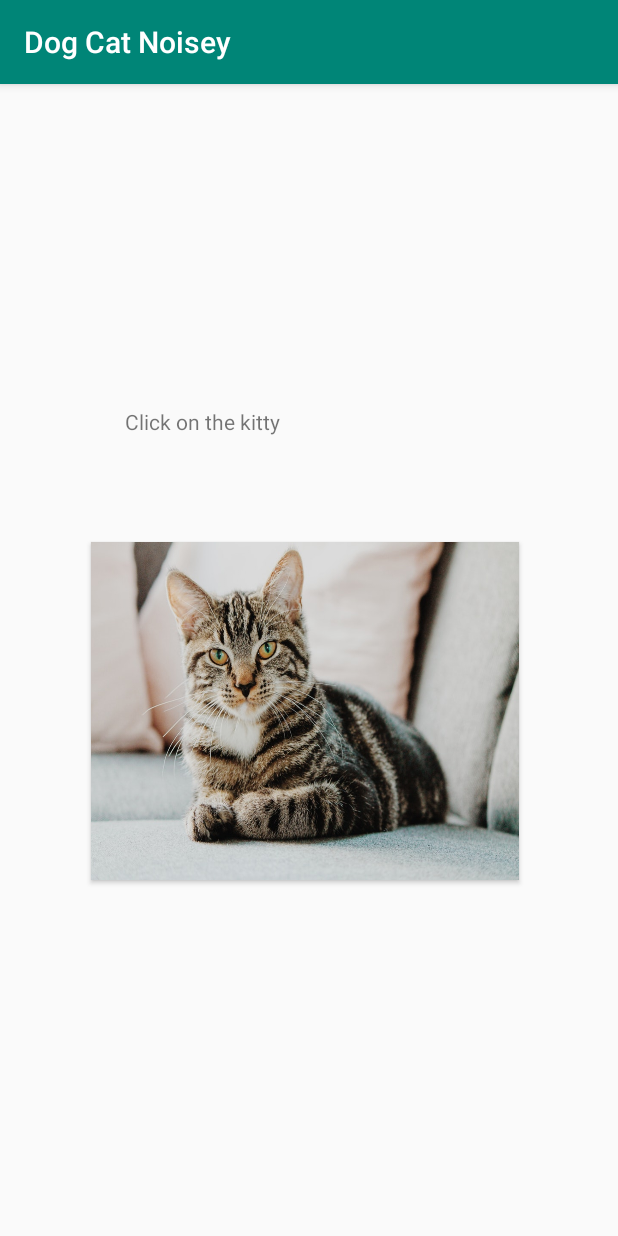
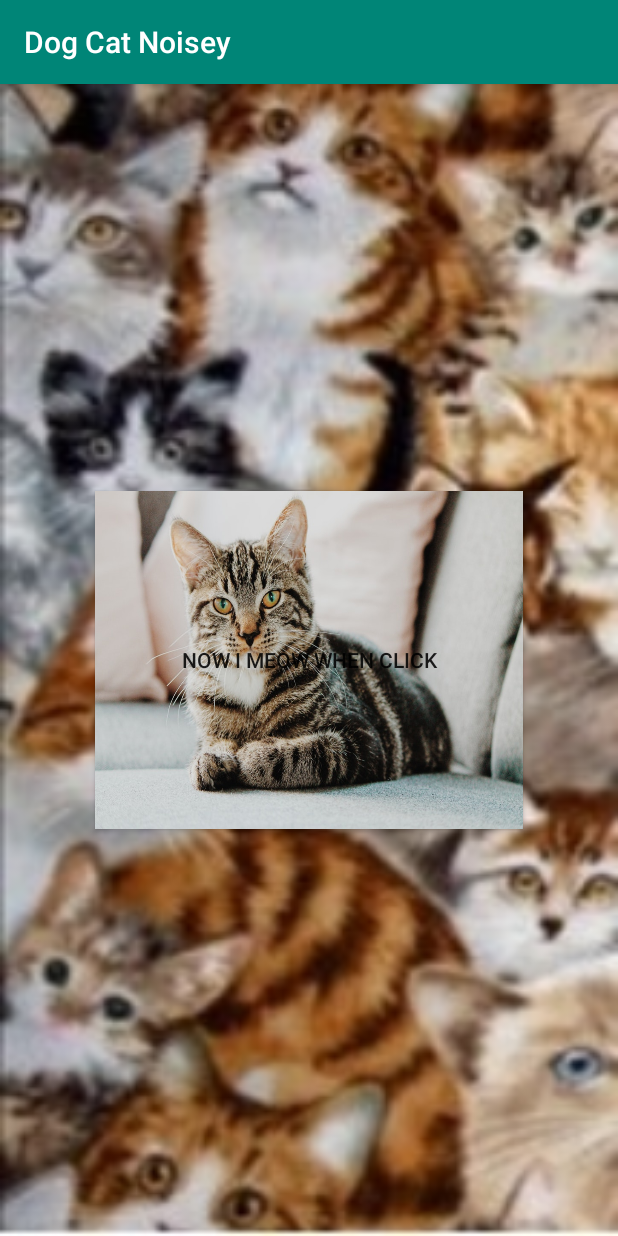
Before and after one commit to NitroMike/DogCatNoise, an Android app: the CatNoisePage screen opened directly, with no data from a screen before it, on a phone screen of 412 x 824 dp. Run offline under Robolectric (Android 15) with nearby library versions, the phone set to English and light mode, and no system bars; 2 statements that could not run were skipped.

Commit message:
4/9/2019 Half mark

```diff
--- a/app/src/main/res/layout/activity_cat_noise_page.xml
+++ b/app/src/main/res/layout/activity_cat_noise_page.xml
@@ -4,38 +4,20 @@
     xmlns:tools="http://schemas.android.com/tools"
     android:layout_width="match_parent"
     android:layout_height="match_parent"
+    android:background="@drawable/cat_pages_background"
     tools:context=".CatNoisePage">
-
-    <TextView
-        android:id="@+id/textView"
-        android:layout_width="245dp"
-        android:layout_height="44dp"
-        android:text="@string/catnoisetext"
-        android:textAllCaps="false"
-        app:layout_constraintBottom_toBottomOf="parent"
-        app:layout_constraintLeft_toLeftOf="parent"
-        app:layout_constraintRight_toRightOf="parent"
-        app:layout_constraintTop_toTopOf="parent"
-        app:layout_constraintVertical_bias="0.297"
-        tools:fontFamily="sans-serif-medium"
-        tools:textSize="30sp" />
 
 
     <Button
         android:id="@+id/MeowCatButton"
         android:layout_width="285dp"
         android:layout_height="225dp"
-        android:layout_marginStart="60dp"
-        android:layout_marginLeft="60dp"
-        android:layout_marginTop="305dp"
-        android:layout_marginEnd="66dp"
-        android:layout_marginRight="66dp"
-        android:layout_marginBottom="226dp"
         android:background="@drawable/loud_cat"
+        android:text="@string/Meow_Text"
         app:layout_constraintBottom_toBottomOf="parent"
         app:layout_constraintEnd_toEndOf="parent"
+        app:layout_constraintHorizontal_bias="0.5"
         app:layout_constraintStart_toStartOf="parent"
-        app:layout_constraintTop_toTopOf="parent"
-        app:layout_constraintVertical_bias="0.0" />
+        app:layout_constraintTop_toTopOf="parent" />
 
 </android.support.constraint.ConstraintLayout>
--- a/app/src/main/res/values/strings.xml
+++ b/app/src/main/res/values/strings.xml
@@ -1,5 +1,5 @@
 <resources>
     <string name="app_name">Dog Cat Noisey</string>
     <string name="cat">Pet Me Please</string>
-    <string name="catnoisetext">Click on the kitty</string>
+    <string name="Meow_Text">Now I meow when click</string>
 </resources>
```
